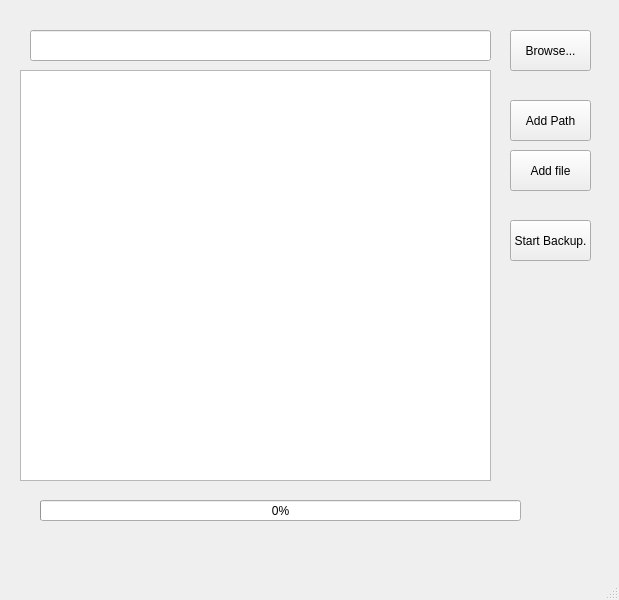
This is ui/file_backup.ui in aaronrchz/simple_file_backup as Qt 5 draws it before an edit. The edited form follows.
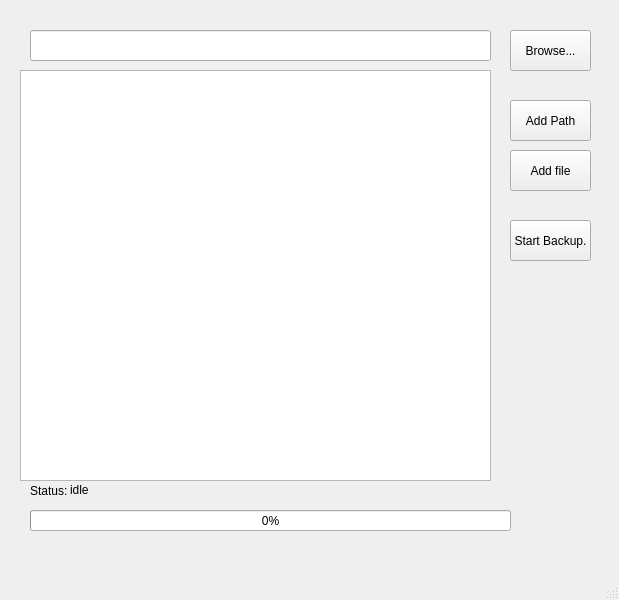
This is the edited form.

Commit message: fixed ui errors. fixed copy errors, added logic to prevent errors

```diff
--- a/ui/file_backup.ui
+++ b/ui/file_backup.ui
@@ -10,6 +10,12 @@
     <height>600</height>
    </rect>
   </property>
+  <property name="sizePolicy">
+   <sizepolicy hsizetype="Fixed" vsizetype="Fixed">
+    <horstretch>0</horstretch>
+    <verstretch>0</verstretch>
+   </sizepolicy>
+  </property>
   <property name="windowTitle">
    <string>MainWindow</string>
   </property>
@@ -30,8 +36,8 @@
    <widget class="QProgressBar" name="progressBar">
     <property name="geometry">
      <rect>
-      <x>40</x>
-      <y>500</y>
+      <x>30</x>
+      <y>510</y>
       <width>481</width>
       <height>21</height>
      </rect>
@@ -99,6 +105,32 @@
      </rect>
     </property>
    </widget>
+   <widget class="QLabel" name="StatusLabel">
+    <property name="geometry">
+     <rect>
+      <x>70</x>
+      <y>480</y>
+      <width>531</width>
+      <height>20</height>
+     </rect>
+    </property>
+    <property name="text">
+     <string>idle</string>
+    </property>
+   </widget>
+   <widget class="QLabel" name="label">
+    <property name="geometry">
+     <rect>
+      <x>30</x>
+      <y>480</y>
+      <width>41</width>
+      <height>21</height>
+     </rect>
+    </property>
+    <property name="text">
+     <string>Status: </string>
+    </property>
+   </widget>
   </widget>
   <widget class="QMenuBar" name="menubar">
    <property name="geometry">
```
Left out of the diff: 2 changed lines with no effect on the pictures. The commit also changes 2 other files.
